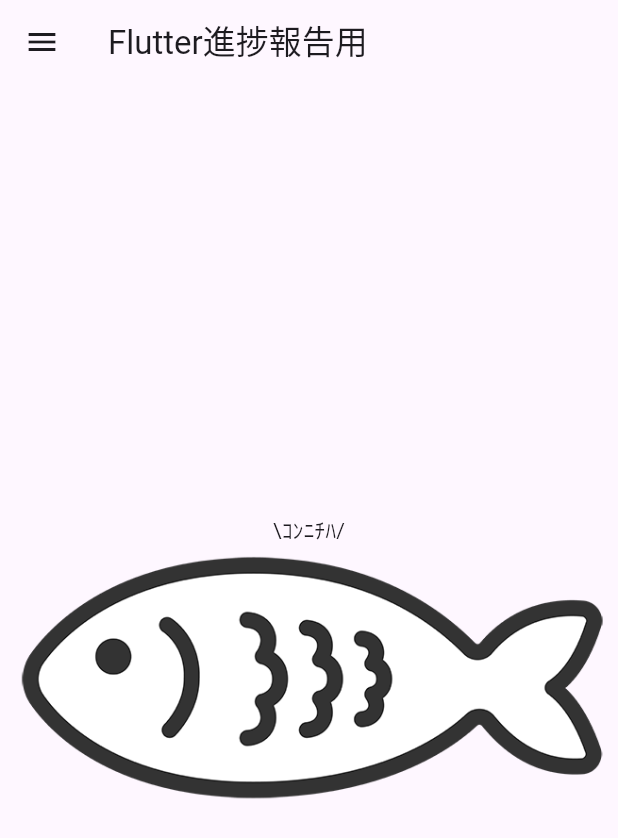
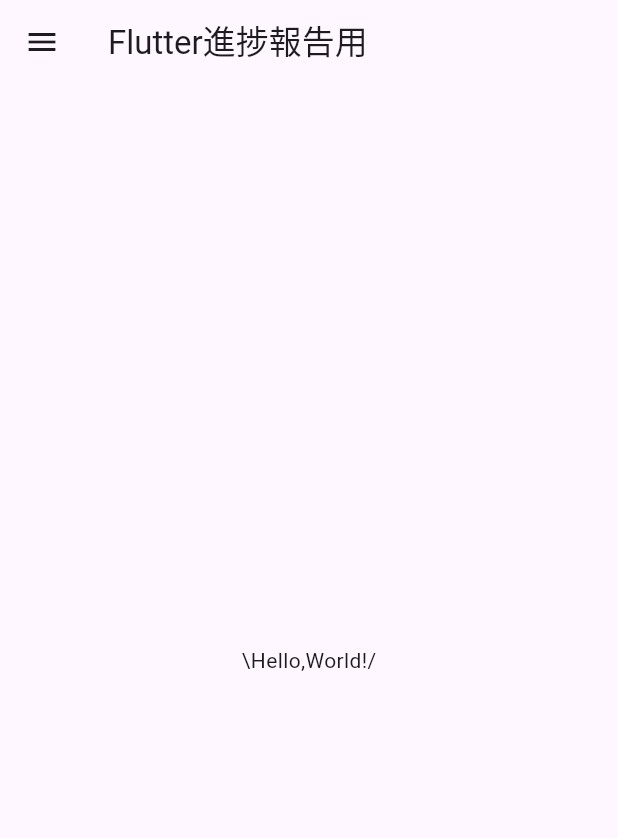
Before and after one commit to haruki-dev/TodoList_flutter, a Flutter app: the screen it shows after launch, on a phone screen of 412 x 824 dp. Shown: the top 838 px of the screen. Run offline on Flutter 3.47's test engine with Material 3 defaults, Android fonts, the light colour scheme and no system bars.

Commit message:
'202406242306'

```diff
--- a/lib/main.dart
+++ b/lib/main.dart
@@ -45,30 +45,22 @@ class _MyHomePageState extends State<MyHomePage> {
           title: Text(widget.title),
         ),
         // body: const Center(
-        body:  Stack(
-          children: [
-            Column(
+        body: Column(
             mainAxisAlignment: MainAxisAlignment.center,
             children: [
-              Stack(
-                children: [
                   Container(
                     alignment: Alignment.bottomCenter,
-                    child: const Text('\\ｺﾝﾆﾁﾊ/',),
+                    child: const Text('\\Hello,World!/',),
                   ),
-                ]
-              ),
-              const Image(
-                image:AssetImage('assets/Myicon.png')
-              ),
+              // const Image(
+              //   image:AssetImage('assets/Myicon.png')
+              // ),
               // Image.network('https://icon-pit.com/wp-content/uploads/2020/10/music_headphone_14822.png'),
               // Image(
               //   image:AssetImage('assets/Myicon.png')
               // ),
             ]
           ),
-          ]
-        ),
         drawer: Drawer(
           child: ListView(
           children: [
```
Also changed, not shown: lib/task_3.dart (+25 -19 lines).
